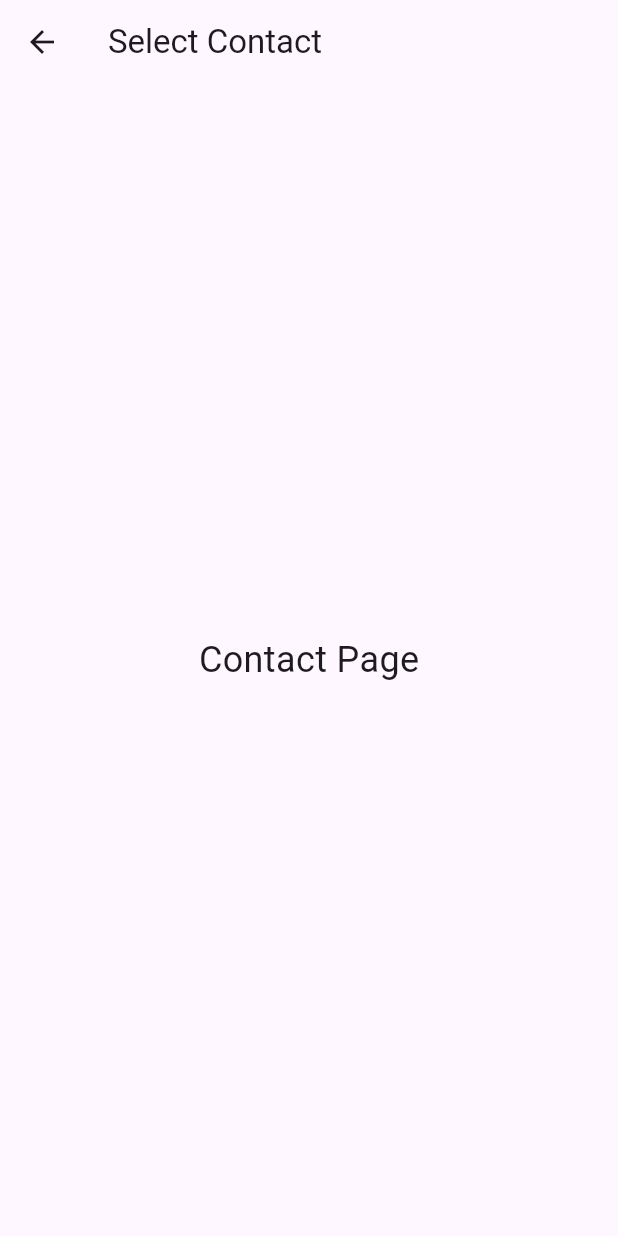
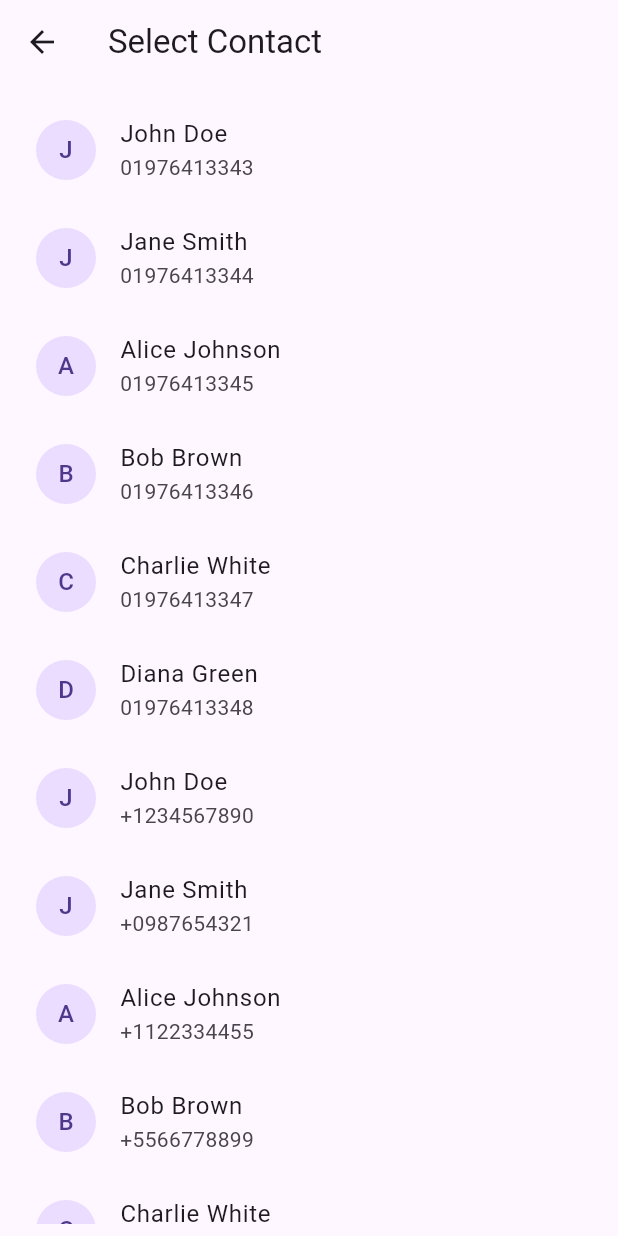
Before and after one commit to sohasara/Chatting-App, a Flutter app: the ContactPage screen opened directly, on a phone screen of 412 x 824 dp. Run offline on Flutter 3.47's test engine with Material 3 defaults, Android fonts, the light colour scheme and no system bars; our stand-ins replace flutter_riverpod.

Commit message:
Implement contact list display in ContactPage with dynamic data from contact_data.dart

```diff
--- a/lib/features/contract/data/contact_data.dart
+++ b/lib/features/contract/data/contact_data.dart
@@ -0,0 +1,14 @@
+List contacts = [
+  {"name": "John Doe", "phone": "01976413343"},
+  {"name": "Jane Smith", "phone": "01976413344"},
+  {"name": "Alice Johnson", "phone": "01976413345"},
+  {"name": "Bob Brown", "phone": "01976413346"},
+  {"name": "Charlie White", "phone": "01976413347"},
+  {"name": "Diana Green", "phone": "01976413348"},
+  {"name": "John Doe", "phone": "+1234567890"},
+  {"name": "Jane Smith", "phone": "+0987654321"},
+  {"name": "Alice Johnson", "phone": "+1122334455"},
+  {"name": "Bob Brown", "phone": "+5566778899"},
+  {"name": "Charlie White", "phone": "+9988776655"},
+  {"name": "Diana Green", "phone": "+2233445566"},
+];
--- a/lib/features/contract/presentation/contact_page.dart
+++ b/lib/features/contract/presentation/contact_page.dart
@@ -1,4 +1,6 @@
 import 'package:flutter/material.dart';
+
+import '../data/contact_data.dart';
 
 class ContactPage extends StatelessWidget {
   const ContactPage({super.key});
@@ -7,7 +9,24 @@ class ContactPage extends StatelessWidget {
   Widget build(BuildContext context) {
     return Scaffold(
       appBar: AppBar(title: const Text('Select Contact')),
-      body: Center(child: Text('Contact Page', style: TextStyle(fontSize: 24))),
+      body: Padding(
+        padding: const EdgeInsets.all(8.0),
+        child: ListView.builder(
+          itemCount: contacts.length,
+          itemBuilder: (context, index) {
+            final contact = contacts[index];
+            return ListTile(
+              leading: CircleAvatar(child: Text(contact['name'][0])),
+              title: Text(contact['name']),
+              subtitle: Text(contact['phone']),
+              onTap: () {
+                // Handle contact selection
+                Navigator.pop(context, contact);
+              },
+            );
+          },
+        ),
+      ),
     );
   }
 }
```
